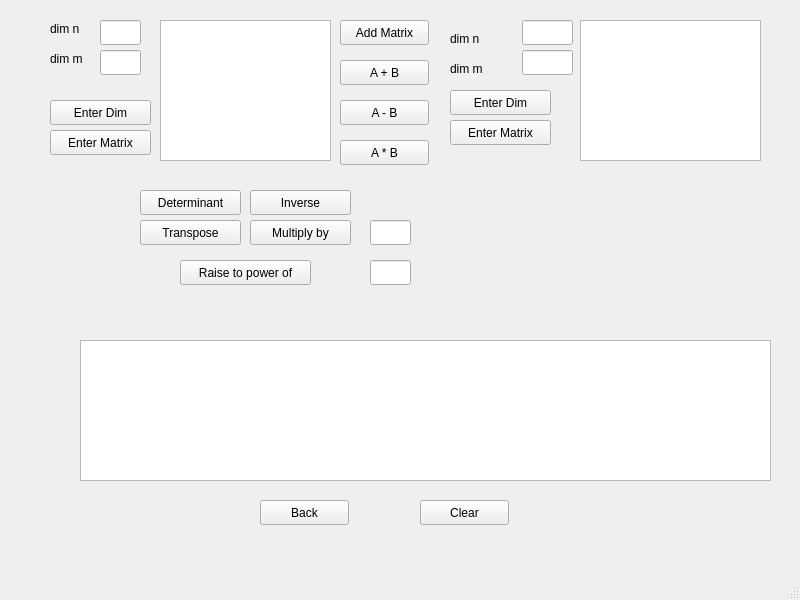
Qt form src/geek-calculator/mainwindow.ui (Jelena-Zivovic/RS014-geek-calculator) before a commit.
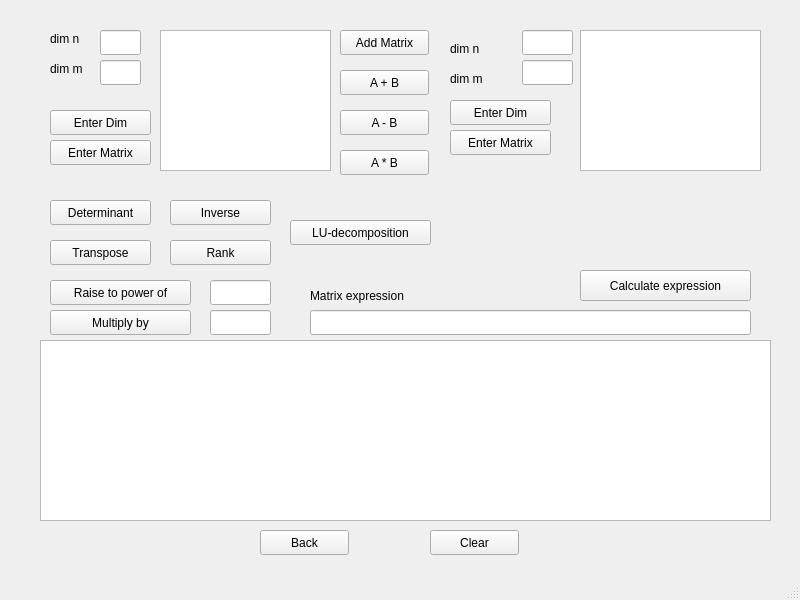
The same form after that commit. The open tabs and pages were chosen to show the change.

Commit message: Add LU-decomposition and rank. Started working on a matrix expression

```diff
--- a/src/geek-calculator/mainwindow.ui
+++ b/src/geek-calculator/mainwindow.ui
@@ -18,7 +18,7 @@
     <property name="geometry">
      <rect>
       <x>40</x>
-      <y>10</y>
+      <y>20</y>
       <width>731</width>
       <height>541</height>
      </rect>
@@ -180,10 +180,10 @@
      <widget class="QPlainTextEdit" name="matrixOutputPlainTextEdit">
       <property name="geometry">
        <rect>
-        <x>40</x>
-        <y>330</y>
-        <width>691</width>
-        <height>141</height>
+        <x>0</x>
+        <y>320</y>
+        <width>731</width>
+        <height>181</height>
        </rect>
       </property>
      </widget>
@@ -252,7 +252,7 @@
      <widget class="QPushButton" name="determinantButtonA">
       <property name="geometry">
        <rect>
-        <x>100</x>
+        <x>10</x>
         <y>180</y>
         <width>101</width>
         <height>25</height>
@@ -265,7 +265,7 @@
      <widget class="QPushButton" name="inverseButtonA">
       <property name="geometry">
        <rect>
-        <x>210</x>
+        <x>130</x>
         <y>180</y>
         <width>101</width>
         <height>25</height>
@@ -278,8 +278,8 @@
      <widget class="QPushButton" name="transposeButtonA">
       <property name="geometry">
        <rect>
-        <x>100</x>
-        <y>210</y>
+        <x>10</x>
+        <y>220</y>
         <width>101</width>
         <height>25</height>
        </rect>
@@ -291,9 +291,9 @@
      <widget class="QPushButton" name="multiplyByButtonA">
       <property name="geometry">
        <rect>
-        <x>210</x>
-        <y>210</y>
-        <width>101</width>
+        <x>10</x>
+        <y>290</y>
+        <width>141</width>
         <height>25</height>
        </rect>
       </property>
@@ -304,9 +304,9 @@
      <widget class="QLineEdit" name="multiplyBylineEditA">
       <property name="geometry">
        <rect>
-        <x>330</x>
-        <y>210</y>
-        <width>41</width>
+        <x>170</x>
+        <y>290</y>
+        <width>61</width>
         <height>25</height>
        </rect>
       </property>
@@ -314,9 +314,9 @@
      <widget class="QPushButton" name="raisePowerButtonA">
       <property name="geometry">
        <rect>
-        <x>140</x>
-        <y>250</y>
-        <width>131</width>
+        <x>10</x>
+        <y>260</y>
+        <width>141</width>
         <height>25</height>
        </rect>
       </property>
@@ -327,9 +327,9 @@
      <widget class="QLineEdit" name="raisePowerlineEditA">
       <property name="geometry">
        <rect>
-        <x>330</x>
-        <y>250</y>
-        <width>41</width>
+        <x>170</x>
+        <y>260</y>
+        <width>61</width>
         <height>25</height>
        </rect>
       </property>
@@ -338,7 +338,7 @@
       <property name="geometry">
        <rect>
         <x>220</x>
-        <y>490</y>
+        <y>510</y>
         <width>89</width>
         <height>25</height>
        </rect>
@@ -389,8 +389,8 @@
      <widget class="QPushButton" name="clearMatrixButton">
       <property name="geometry">
        <rect>
-        <x>380</x>
-        <y>490</y>
+        <x>390</x>
+        <y>510</y>
         <width>89</width>
         <height>25</height>
        </rect>
@@ -399,6 +399,68 @@
        <string>Clear</string>
       </property>
      </widget>
+     <widget class="QPushButton" name="matrixRankButton">
+      <property name="geometry">
+       <rect>
+        <x>130</x>
+        <y>220</y>
+        <width>101</width>
+        <height>25</height>
+       </rect>
+      </property>
+      <property name="text">
+       <string>Rank</string>
+      </property>
+     </widget>
+     <widget class="QPushButton" name="LUDecompButton">
+      <property name="geometry">
+       <rect>
+        <x>250</x>
+        <y>200</y>
+        <width>141</width>
+        <height>25</height>
+       </rect>
+      </property>
+      <property name="text">
+       <string>LU-decomposition</string>
+      </property>
+     </widget>
+     <widget class="QLabel" name="matrixExpressionLabel">
+      <property name="geometry">
+       <rect>
+        <x>270</x>
+        <y>260</y>
+        <width>131</width>
+        <height>31</height>
+       </rect>
+      </property>
+      <property name="text">
+       <string>Matrix expression</string>
+      </property>
+     </widget>
+     <widget class="QLineEdit" name="matrixExspressionLabel">
+      <property name="geometry">
+       <rect>
+        <x>270</x>
+        <y>290</y>
+        <width>441</width>
+        <height>25</height>
+       </rect>
+      </property>
+     </widget>
+     <widget class="QPushButton" name="matrixCalculateExpressionButton">
+      <property name="geometry">
+       <rect>
+        <x>540</x>
+        <y>250</y>
+        <width>171</width>
+        <height>31</height>
+       </rect>
+      </property>
+      <property name="text">
+       <string>Calculate expression</string>
+      </property>
+     </widget>
     </widget>
     <widget class="QWidget" name="commonCalculatorPage">
      <widget class="QPushButton" name="goBackToMainPageButton">
```
Left out of the diff: 10 changed lines with no effect on the pictures. The commit also changes 4 other files.
